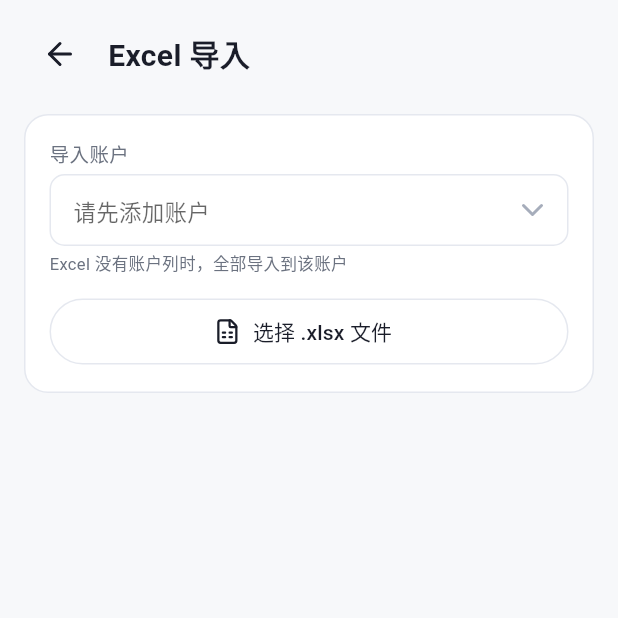
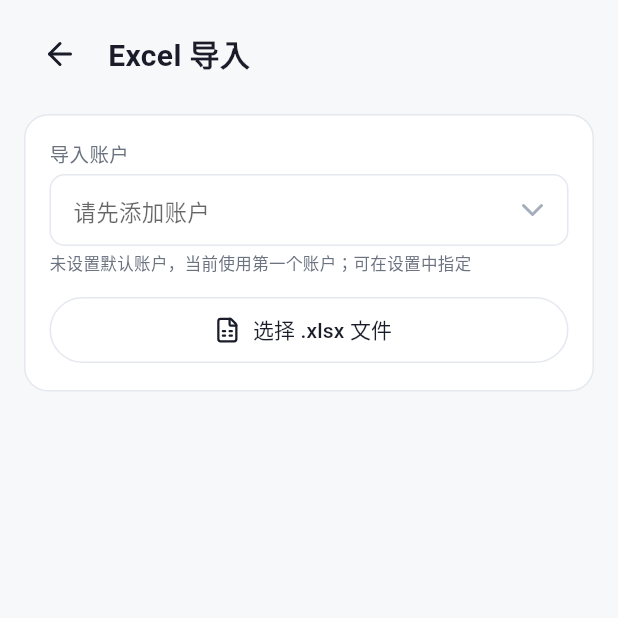
Before and after one commit to ChuShiZ/accounting-app-design, a Flutter app: the ExcelImportPage screen opened by its route, on a phone screen of 412 x 824 dp, the top half of it. Run offline on Flutter 3.47's test engine with Material 3 defaults, Android fonts, the phone set to English and light mode, and no system bars; our stand-ins replace drift, file_picker, flutter_riverpod, flutter_secure_storage, go_router, image_picker and 1 more; missing offline and left inert: excel; accounts and stored records are empty; generated files the repository leaves out were written again.

Commit message:
feat: 记账与Excel导入显示默认账户标识

```diff
--- a/jizhang-flutter/lib/页面/Excel导入页.dart
+++ b/jizhang-flutter/lib/页面/Excel导入页.dart
@@ -67,13 +67,21 @@
                     decoration: _decoration(context, accounts.isEmpty ? '请先添加账户' : ''),
                     icon: Icon(LucideIcons.chevronDown, color: tokens.textDisabled),
                     items: accounts
-                        .map((a) => DropdownMenuItem(value: a.account.id, child: Text(a.account.name, overflow: TextOverflow.ellipsis)))
+                        .map((a) => DropdownMenuItem(
+                              value: a.account.id,
+                              child: Text(
+                                a.account.id == preferred ? '${a.account.name}（默认）' : a.account.name,
+                                overflow: TextOverflow.ellipsis,
+                              ),
+                            ))
                         .toList(),
                     onChanged: (value) => setState(() => _accountId = value),
                   ),
                   SizedBox(height: tokens.space1),
                   Text(
-                    'Excel 没有账户列时，全部导入到该账户',
+                    preferred != null
+                        ? '默认账户可在「设置 → 默认记账账户」修改'
+                        : '未设置默认账户，当前使用第一个账户；可在设置中指定',
                     style: TextStyle(fontSize: 11, color: tokens.textSecondary),
                   ),
                   SizedBox(height: tokens.space3),
```
Also changed, not shown: jizhang-flutter/lib/组件/记账表单.dart (+7 -1 lines).
